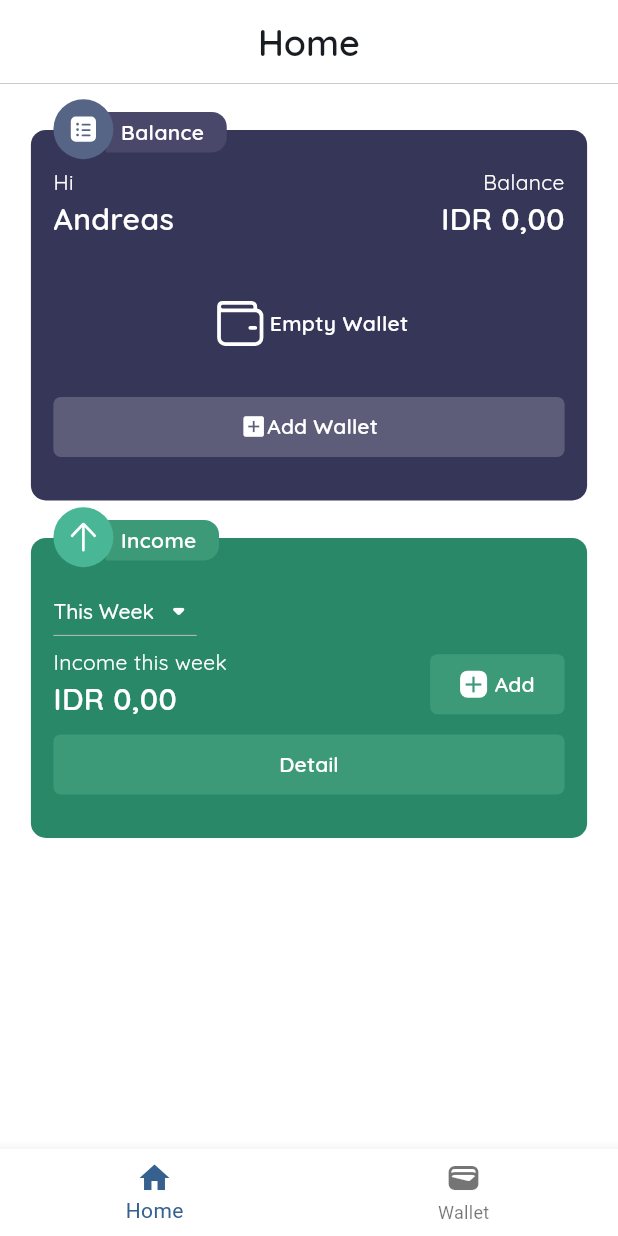
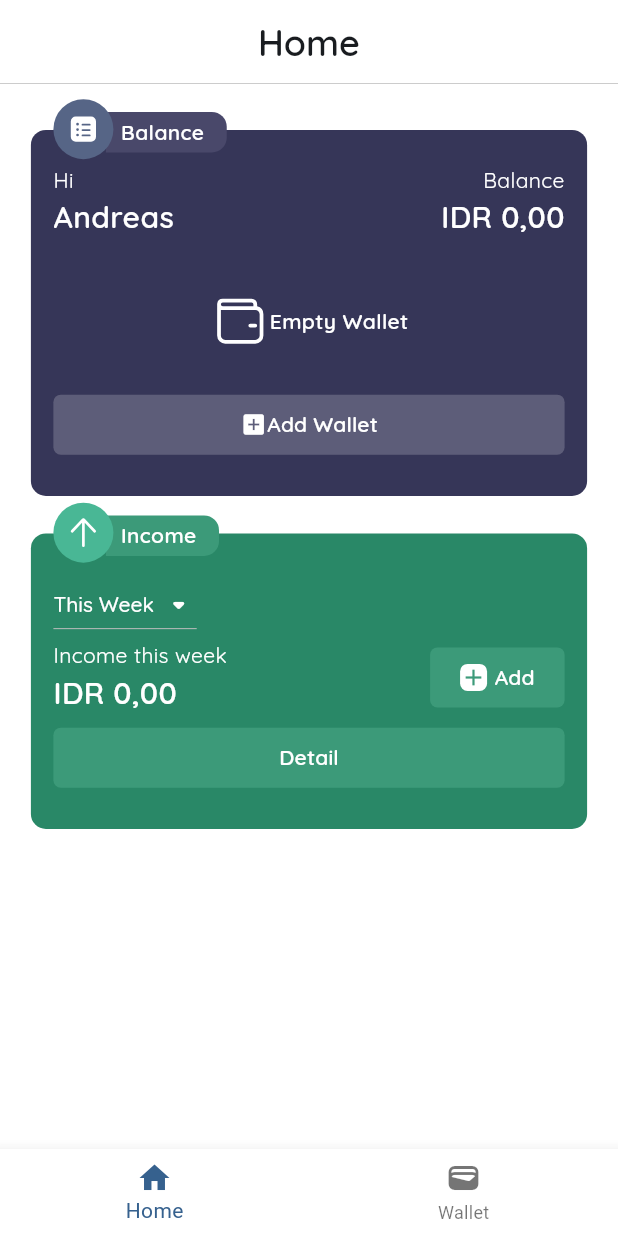
Before and after one commit to andrr64/KeuanganKu-Pro, a Flutter app: the screen it shows after launch, on a phone screen of 412 x 824 dp. Run offline on Flutter 3.47's test engine with Material 3 defaults, Android fonts, the phone set to English and light mode, and no system bars; our stand-ins replace fluentui_system_icons, flutter_riverpod, hooks_riverpod, quickalert, sqflite; accounts and stored records are empty.

Commit message:
change vertical padding value

```diff
--- a/lib/frontend/components/cards/k_card_plus.dart
+++ b/lib/frontend/components/cards/k_card_plus.dart
@@ -23,7 +23,7 @@ Widget KCardPlus(BuildContext context, Widget child,
             crossAxisAlignment: CrossAxisAlignment.start,
             mainAxisAlignment: MainAxisAlignment.center,
             children: [
-              Padding(padding: const EdgeInsets.symmetric(vertical: 10), child: child,),
+              Padding(padding: const EdgeInsets.symmetric(vertical: 8.5), child: child,),
             ],
           ),
         ),
```
